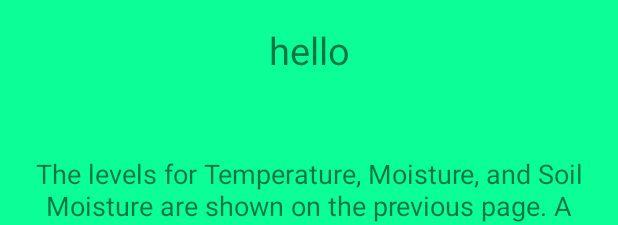
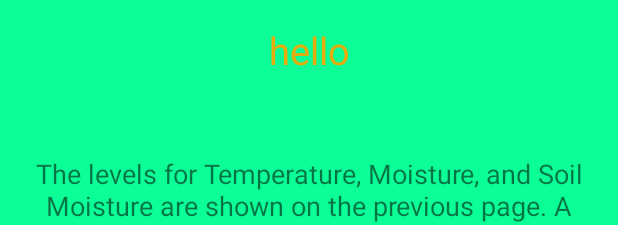
Before and after one commit to oscarmeanwell/MrP, an Android app: the layout activity_help.xml on its own in the app's theme, with its tools: preview values and no code run, on a phone screen of 412 x 824 dp. Shown: the top 225 px of the screen. Run offline under Robolectric (Android 15) with nearby library versions, the phone set to English and light mode, and no system bars.

Commit message:
Colors updated

```diff
--- a/app/src/main/res/layout/activity_help.xml
+++ b/app/src/main/res/layout/activity_help.xml
@@ -24,6 +24,7 @@
         android:layout_height="wrap_content"
         android:id="@+id/titleq"
         android:text="hello"
+        android:textColor="#E8AD0C"
         android:textSize="25dp"
         android:gravity="center"/>
     <TextView
```
